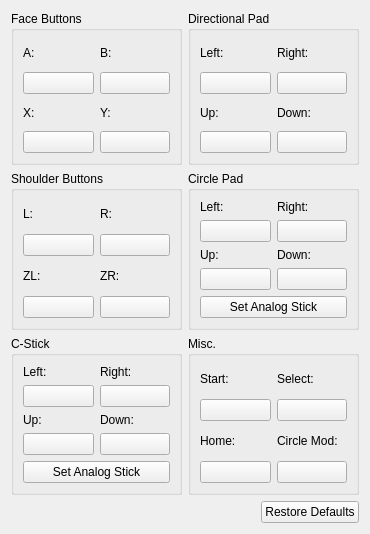
Qt form src/citra_qt/configuration/configure_input.ui (grimtnt/citra) before a commit.
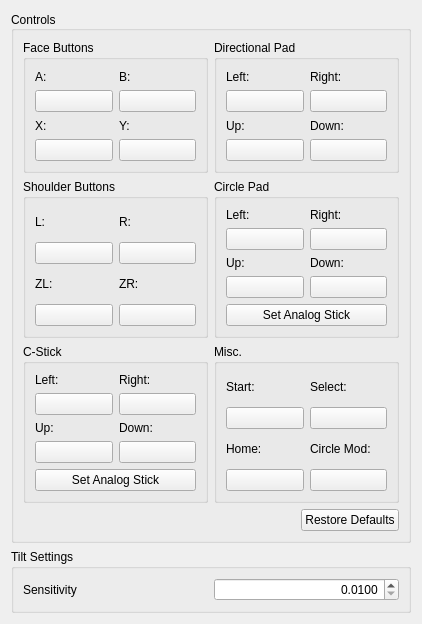
The same form after that commit.

Commit message: [skip ci]

The edit to the form file:
```diff
--- a/src/citra_qt/configuration/configure_input.ui
+++ b/src/citra_qt/configuration/configure_input.ui
@@ -6,8 +6,8 @@
    <rect>
     <x>0</x>
     <y>0</y>
-    <width>370</width>
-    <height>534</height>
+    <width>422</width>
+    <height>624</height>
    </rect>
   </property>
   <property name="windowTitle">
@@ -15,6 +15,21 @@
   </property>
   <layout class="QVBoxLayout" name="verticalLayout_5">
    <item>
+    <widget class="QGroupBox" name="groupBox">
+     <property name="sizePolicy">
+      <sizepolicy hsizetype="Expanding" vsizetype="MinimumExpanding">
+       <horstretch>0</horstretch>
+       <verstretch>0</verstretch>
+      </sizepolicy>
+     </property>
+     <property name="title">
+      <string>Controls</string>
+     </property>
+     <property name="alignment">
+      <set>Qt::AlignLeading|Qt::AlignLeft|Qt::AlignVCenter</set>
+     </property>
+     <layout class="QVBoxLayout" name="verticalLayout_6">
+      <item>
     <layout class="QGridLayout" name="gridLayout_7">
      <item row="0" column="0">
       <widget class="QGroupBox" name="faceButtons">
@@ -598,6 +613,50 @@
       </widget>
      </item>
     </layout>
+      </item>
+     </layout>
+    </widget>
+   </item>
+   <item>
+    <widget class="QGroupBox" name="group_tilt_settings">
+     <property name="title">
+      <string>Tilt Settings</string>
+     </property>
+     <property name="checkable">
+      <bool>false</bool>
+     </property>
+     <layout class="QGridLayout" name="_2">
+      <item row="3" column="1">
+       <widget class="QDoubleSpinBox" name="tilt_sensitivity">
+        <property name="alignment">
+         <set>Qt::AlignRight|Qt::AlignTrailing|Qt::AlignVCenter</set>
+        </property>
+        <property name="decimals">
+         <number>4</number>
+        </property>
+        <property name="minimum">
+         <double>0.010000000000000</double>
+        </property>
+        <property name="maximum">
+         <double>10.000000000000000</double>
+        </property>
+        <property name="singleStep">
+         <double>0.001000000000000</double>
+        </property>
+        <property name="value">
+         <double>0.010000000000000</double>
+        </property>
+       </widget>
+      </item>
+      <item row="3" column="0">
+       <widget class="QLabel" name="label_6">
+        <property name="text">
+         <string>Sensitivity</string>
+        </property>
+       </widget>
+      </item>
+     </layout>
+    </widget>
    </item>
   </layout>
  </widget>
```
Left out of the diff: 214 changed lines with no effect on the pictures. Lines whose indentation alone changed are shown as unchanged.
